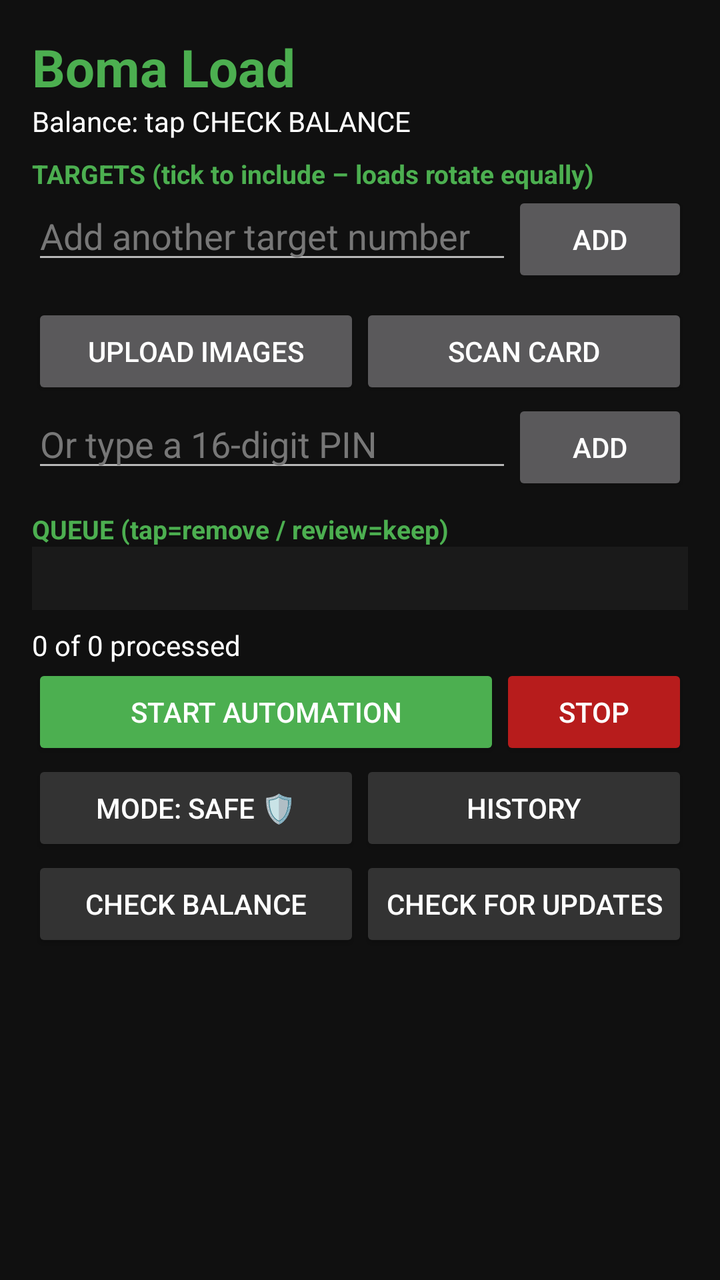
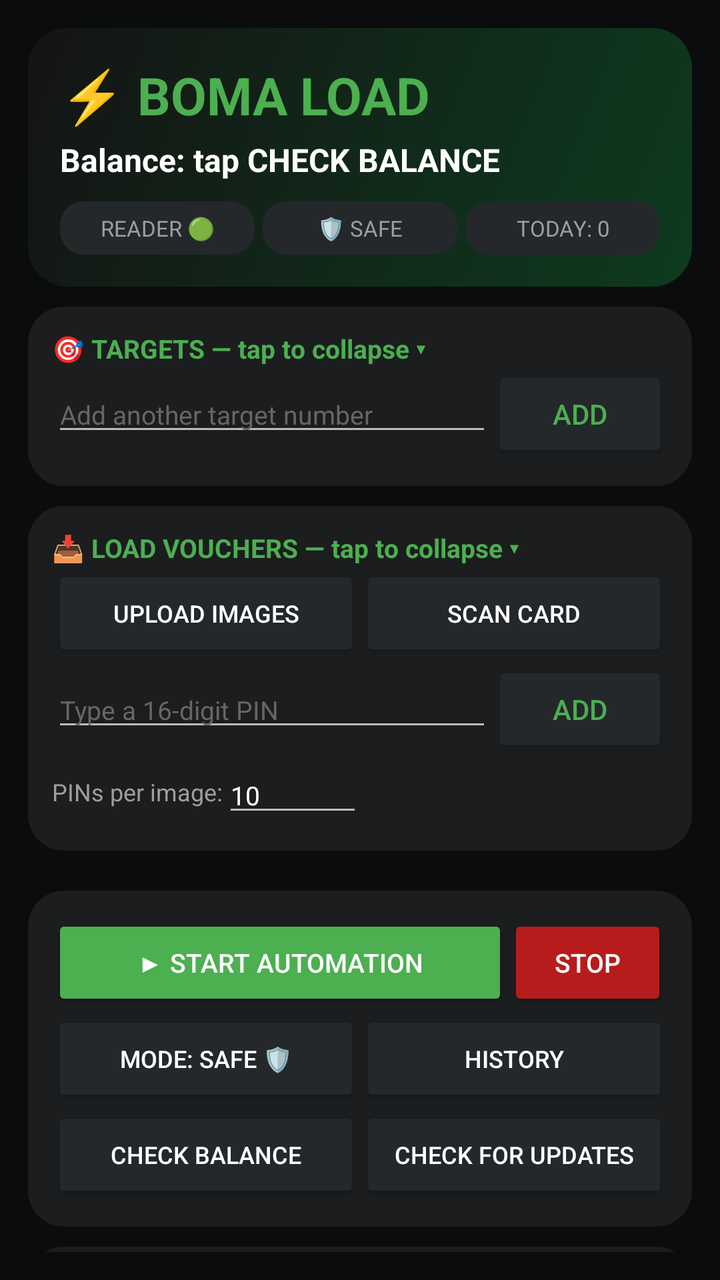

Before-and-after screenshots of an Android layout around one commit, followed by the original layout XML and the change that was made.
<!-- AndroidManifest.xml: application theme Theme.AppCompat.NoActionBar -->
<!-- res/layout/activity_main.xml -->
<?xml version="1.0" encoding="utf-8"?>
<LinearLayout xmlns:android="http://schemas.android.com/apk/res/android"
    android:layout_width="match_parent" android:layout_height="match_parent"
    android:orientation="vertical" android:padding="16dp" android:background="#101010">

    <TextView android:layout_width="wrap_content" android:layout_height="wrap_content"
        android:text="Boma Load" android:textColor="#4CAF50" android:textSize="26sp" android:textStyle="bold"/>
    <TextView android:id="@+id/tvBalance" android:layout_width="wrap_content"
        android:layout_height="wrap_content" android:text="Balance: tap CHECK BALANCE"
        android:textColor="#FFFFFF" android:textSize="14sp"/>

    <TextView android:layout_width="wrap_content" android:layout_height="wrap_content"
        android:text="TARGETS (tick to include – loads rotate equally)"
        android:textColor="#4CAF50" android:textStyle="bold" android:textSize="13sp" android:layout_marginTop="8dp"/>
    <LinearLayout android:id="@+id/llTargets" android:layout_width="match_parent"
        android:layout_height="wrap_content" android:orientation="vertical"/>
    <LinearLayout android:layout_width="match_parent" android:layout_height="wrap_content"
        android:orientation="horizontal">
        <EditText android:id="@+id/etNewTarget" android:layout_width="0dp" android:layout_weight="1"
            android:layout_height="wrap_content" android:hint="Add another target number"
            android:inputType="phone" android:textColor="#FFFFFF" android:textColorHint="#777777"/>
        <Button android:id="@+id/btnAddTarget" android:layout_width="wrap_content"
            android:layout_height="wrap_content" android:text="ADD"/>
    </LinearLayout>

    <LinearLayout android:layout_width="match_parent" android:layout_height="wrap_content"
        android:orientation="horizontal" android:layout_marginTop="8dp">
        <Button android:id="@+id/btnUpload" android:layout_width="0dp" android:layout_weight="1"
            android:layout_height="wrap_content" android:text="UPLOAD IMAGES"/>
        <Button android:id="@+id/btnScan" android:layout_width="0dp" android:layout_weight="1"
            android:layout_height="wrap_content" android:text="SCAN CARD"/>
    </LinearLayout>
    <LinearLayout android:layout_width="match_parent" android:layout_height="wrap_content"
        android:orientation="horizontal">
        <EditText android:id="@+id/etManualPin" android:layout_width="0dp" android:layout_weight="1"
            android:layout_height="wrap_content" android:hint="Or type a 16-digit PIN"
            android:inputType="number" android:textColor="#FFFFFF" android:textColorHint="#777777"/>
        <Button android:id="@+id/btnAddPin" android:layout_width="wrap_content"
            android:layout_height="wrap_content" android:text="ADD"/>
    </LinearLayout>

    <TextView android:layout_width="wrap_content" android:layout_height="wrap_content"
        android:text="QUEUE (tap=remove / review=keep)"
        android:textColor="#4CAF50" android:textStyle="bold" android:textSize="13sp" android:layout_marginTop="8dp"/>
    <ListView android:id="@+id/lvQueue" android:layout_width="match_parent"
        android:layout_height="0dp" android:layout_weight="1" android:divider="@null" android:background="#1A1A1A"/>

    <TextView android:id="@+id/tvProgress" android:layout_width="wrap_content"
        android:layout_height="wrap_content" android:text="0 of 0 processed"
        android:textColor="#FFFFFF" android:layout_marginTop="8dp"/>

    <LinearLayout android:layout_width="match_parent" android:layout_height="wrap_content"
        android:orientation="horizontal">
        <Button android:id="@+id/btnStart" android:layout_width="0dp" android:layout_weight="1"
            android:layout_height="wrap_content" android:text="START AUTOMATION"
            android:backgroundTint="#4CAF50" android:textColor="#FFFFFF"/>
        <Button android:id="@+id/btnStop" android:layout_width="0dp" android:layout_weight="0.4"
            android:layout_height="wrap_content" android:text="STOP"
            android:backgroundTint="#B71C1C" android:textColor="#FFFFFF"/>
    </LinearLayout>
    <LinearLayout android:layout_width="match_parent" android:layout_height="wrap_content"
        android:orientation="horizontal">
        <Button android:id="@+id/btnMode" android:layout_width="0dp" android:layout_weight="1"
            android:layout_height="wrap_content" android:text="MODE: SAFE 🛡"
            android:backgroundTint="#333333" android:textColor="#FFFFFF"/>
        <Button android:id="@+id/btnHistory" android:layout_width="0dp" android:layout_weight="1"
            android:layout_height="wrap_content" android:text="HISTORY"
            android:backgroundTint="#333333" android:textColor="#FFFFFF"/>
    </LinearLayout>
    <LinearLayout android:layout_width="match_parent" android:layout_height="wrap_content"
        android:orientation="horizontal">
        <Button android:id="@+id/btnBalance" android:layout_width="0dp" android:layout_weight="1"
            android:layout_height="wrap_content" android:text="CHECK BALANCE"
            android:backgroundTint="#333333" android:textColor="#FFFFFF"/>
        <Button android:id="@+id/btnUpdate" android:layout_width="0dp" android:layout_weight="1"
            android:layout_height="wrap_content" android:text="CHECK FOR UPDATES"
            android:backgroundTint="#333333" android:textColor="#FFFFFF"/>
    </LinearLayout>

    <ScrollView android:layout_width="match_parent" android:layout_height="140dp" android:layout_marginTop="8dp">
        <TextView android:id="@+id/tvLog" android:layout_width="match_parent"
            android:layout_height="wrap_content" android:textSize="11sp" android:textColor="#888888"/>
    </ScrollView>
</LinearLayout>
<!-- resources referenced by this layout -->
<resources>

</resources>

<!-- the commit's change to res/layout/activity_main.xml (unified diff, before → after) -->
@@ -1,84 +1,145 @@
 <?xml version="1.0" encoding="utf-8"?>
 <LinearLayout xmlns:android="http://schemas.android.com/apk/res/android"
     android:layout_width="match_parent" android:layout_height="match_parent"
-    android:orientation="vertical" android:padding="16dp" android:background="#101010">
+    android:orientation="vertical" android:padding="14dp" android:background="#0B0C0D">
 
-    <TextView android:layout_width="wrap_content" android:layout_height="wrap_content"
-        android:text="Boma Load" android:textColor="#4CAF50" android:textSize="26sp" android:textStyle="bold"/>
-    <TextView android:id="@+id/tvBalance" android:layout_width="wrap_content"
-        android:layout_height="wrap_content" android:text="Balance: tap CHECK BALANCE"
-        android:textColor="#FFFFFF" android:textSize="14sp"/>
-
-    <TextView android:layout_width="wrap_content" android:layout_height="wrap_content"
-        android:text="TARGETS (tick to include – loads rotate equally)"
-        android:textColor="#4CAF50" android:textStyle="bold" android:textSize="13sp" android:layout_marginTop="8dp"/>
-    <LinearLayout android:id="@+id/llTargets" android:layout_width="match_parent"
-        android:layout_height="wrap_content" android:orientation="vertical"/>
     <LinearLayout android:layout_width="match_parent" android:layout_height="wrap_content"
-        android:orientation="horizontal">
-        <EditText android:id="@+id/etNewTarget" android:layout_width="0dp" android:layout_weight="1"
-            android:layout_height="wrap_content" android:hint="Add another target number"
-            android:inputType="phone" android:textColor="#FFFFFF" android:textColorHint="#777777"/>
-        <Button android:id="@+id/btnAddTarget" android:layout_width="wrap_content"
-            android:layout_height="wrap_content" android:text="ADD"/>
+        android:orientation="vertical" android:background="@drawable/header_bg" android:padding="16dp">
+        <TextView android:layout_width="wrap_content" android:layout_height="wrap_content"
+            android:text="⚡ BOMA LOAD" android:textColor="#4CAF50" android:textSize="26sp" android:textStyle="bold"/>
+        <TextView android:id="@+id/tvBalance" android:layout_width="wrap_content"
+            android:layout_height="wrap_content" android:text="Balance: tap CHECK BALANCE"
+            android:textColor="#FFFFFF" android:textSize="16sp" android:textStyle="bold" android:layout_marginTop="4dp"/>
+        <LinearLayout android:layout_width="match_parent" android:layout_height="wrap_content"
+            android:orientation="horizontal" android:layout_marginTop="10dp">
+            <TextView android:id="@+id/tvBReader" android:layout_width="0dp" android:layout_weight="1"
+                android:layout_height="wrap_content" android:text="READER 🟢" android:textSize="11sp"
+                android:textColor="#9E9E9E" android:background="@drawable/badge_bg" android:padding="6dp"
+                android:gravity="center" android:layout_marginEnd="4dp"/>
+            <TextView android:id="@+id/tvBMode" android:layout_width="0dp" android:layout_weight="1"
+                android:layout_height="wrap_content" android:text="🛡 SAFE" android:textSize="11sp"
+                android:textColor="#9E9E9E" android:background="@drawable/badge_bg" android:padding="6dp"
+                android:gravity="center" android:layout_marginEnd="4dp"/>
+            <TextView android:id="@+id/tvBToday" android:layout_width="0dp" android:layout_weight="1"
+                android:layout_height="wrap_content" android:text="TODAY: 0" android:textSize="11sp"
+                android:textColor="#9E9E9E" android:background="@drawable/badge_bg" android:padding="6dp"
+                android:gravity="center"/>
+        </LinearLayout>
     </LinearLayout>
 
     <LinearLayout android:layout_width="match_parent" android:layout_height="wrap_content"
-        android:orientation="horizontal" android:layout_marginTop="8dp">
-        <Button android:id="@+id/btnUpload" android:layout_width="0dp" android:layout_weight="1"
-            android:layout_height="wrap_content" android:text="UPLOAD IMAGES"/>
-        <Button android:id="@+id/btnScan" android:layout_width="0dp" android:layout_weight="1"
-            android:layout_height="wrap_content" android:text="SCAN CARD"/>
-    </LinearLayout>
-    <LinearLayout android:layout_width="match_parent" android:layout_height="wrap_content"
-        android:orientation="horizontal">
-        <EditText android:id="@+id/etManualPin" android:layout_width="0dp" android:layout_weight="1"
-            android:layout_height="wrap_content" android:hint="Or type a 16-digit PIN"
-            android:inputType="number" android:textColor="#FFFFFF" android:textColorHint="#777777"/>
-        <Button android:id="@+id/btnAddPin" android:layout_width="wrap_content"
-            android:layout_height="wrap_content" android:text="ADD"/>
+        android:orientation="vertical" android:background="@drawable/card_bg"
+        android:padding="12dp" android:layout_marginTop="10dp">
+        <TextView android:id="@+id/hTargets" android:layout_width="match_parent" android:layout_height="wrap_content"
+            android:text="🎯 TARGETS — tap to collapse ▾" android:textColor="#4CAF50" android:textStyle="bold" android:textSize="13sp"/>
+        <LinearLayout android:id="@+id/cTargets" android:layout_width="match_parent"
+            android:layout_height="wrap_content" android:orientation="vertical">
+            <LinearLayout android:id="@+id/llTargets" android:layout_width="match_parent"
+                android:layout_height="wrap_content" android:orientation="vertical"/>
+            <LinearLayout android:layout_width="match_parent" android:layout_height="wrap_content"
+                android:orientation="horizontal">
+                <EditText android:id="@+id/etNewTarget" android:layout_width="0dp" android:layout_weight="1"
+                    android:layout_height="wrap_content" android:hint="Add another target number"
+                    android:inputType="phone" android:textColor="#FFFFFF" android:textColorHint="#666666" android:textSize="13sp"/>
+                <Button android:id="@+id/btnAddTarget" android:layout_width="wrap_content"
+                    android:layout_height="wrap_content" android:text="ADD" android:backgroundTint="#24282B" android:textColor="#4CAF50"/>
+            </LinearLayout>
+        </LinearLayout>
     </LinearLayout>
 
-    <TextView android:layout_width="wrap_content" android:layout_height="wrap_content"
-        android:text="QUEUE (tap=remove / review=keep)"
-        android:textColor="#4CAF50" android:textStyle="bold" android:textSize="13sp" android:layout_marginTop="8dp"/>
-    <ListView android:id="@+id/lvQueue" android:layout_width="match_parent"
-        android:layout_height="0dp" android:layout_weight="1" android:divider="@null" android:background="#1A1A1A"/>
+    <LinearLayout android:layout_width="match_parent" android:layout_height="wrap_content"
+        android:orientation="vertical" android:background="@drawable/card_bg"
+        android:padding="12dp" android:layout_marginTop="10dp">
+        <TextView android:id="@+id/hLoad" android:layout_width="match_parent" android:layout_height="wrap_content"
+            android:text="📥 LOAD VOUCHERS — tap to collapse ▾" android:textColor="#4CAF50" android:textStyle="bold" android:textSize="13sp"/>
+        <LinearLayout android:id="@+id/cLoad" android:layout_width="match_parent"
+            android:layout_height="wrap_content" android:orientation="vertical">
+            <LinearLayout android:layout_width="match_parent" android:layout_height="wrap_content"
+                android:orientation="horizontal">
+                <Button android:id="@+id/btnUpload" android:layout_width="0dp" android:layout_weight="1"
+                    android:layout_height="wrap_content" android:text="UPLOAD IMAGES"
+                    android:backgroundTint="#24282B" android:textColor="#FFFFFF" android:textSize="12sp"/>
+                <Button android:id="@+id/btnScan" android:layout_width="0dp" android:layout_weight="1"
+                    android:layout_height="wrap_content" android:text="SCAN CARD"
+                    android:backgroundTint="#24282B" android:textColor="#FFFFFF" android:textSize="12sp"/>
+            </LinearLayout>
+            <LinearLayout android:layout_width="match_parent" android:layout_height="wrap_content"
+                android:orientation="horizontal">
+                <EditText android:id="@+id/etManualPin" android:layout_width="0dp" android:layout_weight="1"
+                    android:layout_height="wrap_content" android:hint="Type a 16-digit PIN"
+                    android:inputType="number" android:textColor="#FFFFFF" android:textColorHint="#666666" android:textSize="13sp"/>
+                <Button android:id="@+id/btnAddPin" android:layout_width="wrap_content"
+                    android:layout_height="wrap_content" android:text="ADD" android:backgroundTint="#24282B" android:textColor="#4CAF50"/>
+            </LinearLayout>
+            <LinearLayout android:layout_width="match_parent" android:layout_height="wrap_content"
+                android:orientation="horizontal" android:gravity="center_vertical">
+                <TextView android:layout_width="wrap_content" android:layout_height="wrap_content"
+                    android:text="PINs per image:" android:textColor="#9E9E9E" android:textSize="12sp"/>
+                <EditText android:id="@+id/etExpected" android:layout_width="70dp"
+                    android:layout_height="wrap_content" android:text="10" android:inputType="number"
+                    android:textColor="#FFFFFF" android:textSize="13sp"/>
+            </LinearLayout>
+        </LinearLayout>
+    </LinearLayout>
 
-    <TextView android:id="@+id/tvProgress" android:layout_width="wrap_content"
-        android:layout_height="wrap_content" android:text="0 of 0 processed"
-        android:textColor="#FFFFFF" android:layout_marginTop="8dp"/>
+    <LinearLayout android:layout_width="match_parent" android:layout_height="0dp" android:layout_weight="1"
+        android:orientation="vertical" android:background="@drawable/card_bg"
+        android:padding="12dp" android:layout_marginTop="10dp">
+        <TextView android:layout_width="match_parent" android:layout_height="wrap_content"
+            android:text=" QUEUE (tap=remove / review=keep)" android:textColor="#4CAF50" android:textStyle="bold" android:textSize="13sp"/>
+        <ListView android:id="@+id/lvQueue" android:layout_width="match_parent"
+            android:layout_height="0dp" android:layout_weight="1" android:divider="@null" android:layout_marginTop="4dp"/>
+        <ProgressBar android:id="@+id/pb" style="?android:attr/progressBarStyleHorizontal"
+            android:layout_width="match_parent" android:layout_height="wrap_content"
+            android:max="100" android:progress="0" android:progressTint="#4CAF50"
+            android:progressBackgroundTint="#24282B" android:layout_marginTop="6dp"/>
+        <TextView android:id="@+id/tvProgress" android:layout_width="wrap_content"
+            android:layout_height="wrap_content" android:text="0 of 0 processed"
+            android:textColor="#FFFFFF" android:textSize="12sp"/>
+    </LinearLayout>
 
     <LinearLayout android:layout_width="match_parent" android:layout_height="wrap_content"
-        android:orientation="horizontal">
-        <Button android:id="@+id/btnStart" android:layout_width="0dp" android:layout_weight="1"
-            android:layout_height="wrap_content" android:text="START AUTOMATION"
-            android:backgroundTint="#4CAF50" android:textColor="#FFFFFF"/>
-        <Button android:id="@+id/btnStop" android:layout_width="0dp" android:layout_weight="0.4"
-            android:layout_height="wrap_content" android:text="STOP"
-            android:backgroundTint="#B71C1C" android:textColor="#FFFFFF"/>
-    </LinearLayout>
-    <LinearLayout android:layout_width="match_parent" android:layout_height="wrap_content"
-        android:orientation="horizontal">
-        <Button android:id="@+id/btnMode" android:layout_width="0dp" android:layout_weight="1"
-            android:layout_height="wrap_content" android:text="MODE: SAFE 🛡"
-            android:backgroundTint="#333333" android:textColor="#FFFFFF"/>
-        <Button android:id="@+id/btnHistory" android:layout_width="0dp" android:layout_weight="1"
-            android:layout_height="wrap_content" android:text="HISTORY"
-            android:backgroundTint="#333333" android:textColor="#FFFFFF"/>
-    </LinearLayout>
-    <LinearLayout android:layout_width="match_parent" android:layout_height="wrap_content"
-        android:orientation="horizontal">
-        <Button android:id="@+id/btnBalance" android:layout_width="0dp" android:layout_weight="1"
-            android:layout_height="wrap_content" android:text="CHECK BALANCE"
-            android:backgroundTint="#333333" android:textColor="#FFFFFF"/>
-        <Button android:id="@+id/btnUpdate" android:layout_width="0dp" android:layout_weight="1"
-            android:layout_height="wrap_content" android:text="CHECK FOR UPDATES"
-            android:backgroundTint="#333333" android:textColor="#FFFFFF"/>
+        android:orientation="vertical" android:background="@drawable/card_bg"
+        android:padding="12dp" android:layout_marginTop="10dp">
+        <LinearLayout android:layout_width="match_parent" android:layout_height="wrap_content"
+            android:orientation="horizontal">
+            <Button android:id="@+id/btnStart" android:layout_width="0dp" android:layout_weight="1"
+                android:layout_height="wrap_content" android:text="▶ START AUTOMATION"
+                android:backgroundTint="#4CAF50" android:textColor="#FFFFFF" android:textSize="13sp"/>
+            <Button android:id="@+id/btnStop" android:layout_width="0dp" android:layout_weight="0.35"
+                android:layout_height="wrap_content" android:text="STOP"
+                android:backgroundTint="#B71C1C" android:textColor="#FFFFFF" android:textSize="13sp"/>
+        </LinearLayout>
+        <LinearLayout android:layout_width="match_parent" android:layout_height="wrap_content"
+            android:orientation="horizontal">
+            <Button android:id="@+id/btnMode" android:layout_width="0dp" android:layout_weight="1"
+                android:layout_height="wrap_content" android:text="MODE: SAFE 🛡"
+                android:backgroundTint="#24282B" android:textColor="#FFFFFF" android:textSize="12sp"/>
+            <Button android:id="@+id/btnHistory" android:layout_width="0dp" android:layout_weight="1"
+                android:layout_height="wrap_content" android:text="HISTORY"
+                android:backgroundTint="#24282B" android:textColor="#FFFFFF" android:textSize="12sp"/>
+        </LinearLayout>
+        <LinearLayout android:layout_width="match_parent" android:layout_height="wrap_content"
+            android:orientation="horizontal">
+            <Button android:id="@+id/btnBalance" android:layout_width="0dp" android:layout_weight="1"
+                android:layout_height="wrap_content" android:text="CHECK BALANCE"
+                android:backgroundTint="#24282B" android:textColor="#FFFFFF" android:textSize="12sp"/>
+            <Button android:id="@+id/btnUpdate" android:layout_width="0dp" android:layout_weight="1"
+                android:layout_height="wrap_content" android:text="CHECK FOR UPDATES"
+                android:backgroundTint="#24282B" android:textColor="#FFFFFF" android:textSize="12sp"/>
+        </LinearLayout>
     </LinearLayout>
 
-    <ScrollView android:layout_width="match_parent" android:layout_height="140dp" android:layout_marginTop="8dp">
-        <TextView android:id="@+id/tvLog" android:layout_width="match_parent"
-            android:layout_height="wrap_content" android:textSize="11sp" android:textColor="#888888"/>
-    </ScrollView>
+    <LinearLayout android:layout_width="match_parent" android:layout_height="wrap_content"
+        android:orientation="vertical" android:background="@drawable/card_bg"
+        android:padding="12dp" android:layout_marginTop="10dp">
+        <TextView android:id="@+id/hTerm" android:layout_width="match_parent" android:layout_height="wrap_content"
+            android:text="🖥 TERMINAL — tap to collapse ▾" android:textColor="#4CAF50" android:textStyle="bold" android:textSize="13sp"/>
+        <ScrollView android:id="@+id/cTerm" android:layout_width="match_parent"
+            android:layout_height="110dp" android:layout_marginTop="4dp" android:background="#101214">
+            <TextView android:id="@+id/tvLog" android:layout_width="match_parent"
+                android:layout_height="wrap_content" android:textSize="10sp" android:textColor="#7CFC9A"
+                android:fontFamily="monospace" android:padding="6dp"/>
+        </ScrollView>
+    </LinearLayout>
 </LinearLayout>
<!-- resource entries referenced after the edit -->
@@ -1,5 +1,22 @@
 <!-- resources referenced by this layout -->
 <resources>
-
+  <!-- drawable badge_bg (drawable) -->
+  <?xml version="1.0" encoding="utf-8"?>
+  <shape xmlns:android="http://schemas.android.com/apk/res/android">
+      <solid android:color="#24282B"/>
+      <corners android:radius="12dp"/>
+  </shape>
+  <!-- drawable card_bg (drawable) -->
+  <?xml version="1.0" encoding="utf-8"?>
+  <shape xmlns:android="http://schemas.android.com/apk/res/android">
+      <solid android:color="#1B1D1F"/>
+      <corners android:radius="18dp"/>
+  </shape>
+  <!-- drawable header_bg (drawable) -->
+  <?xml version="1.0" encoding="utf-8"?>
+  <shape xmlns:android="http://schemas.android.com/apk/res/android">
+      <gradient android:angle="135" android:startColor="#0E3B1E" android:endColor="#141414"/>
+      <corners android:radius="20dp"/>
+  </shape>
 </resources>
 
